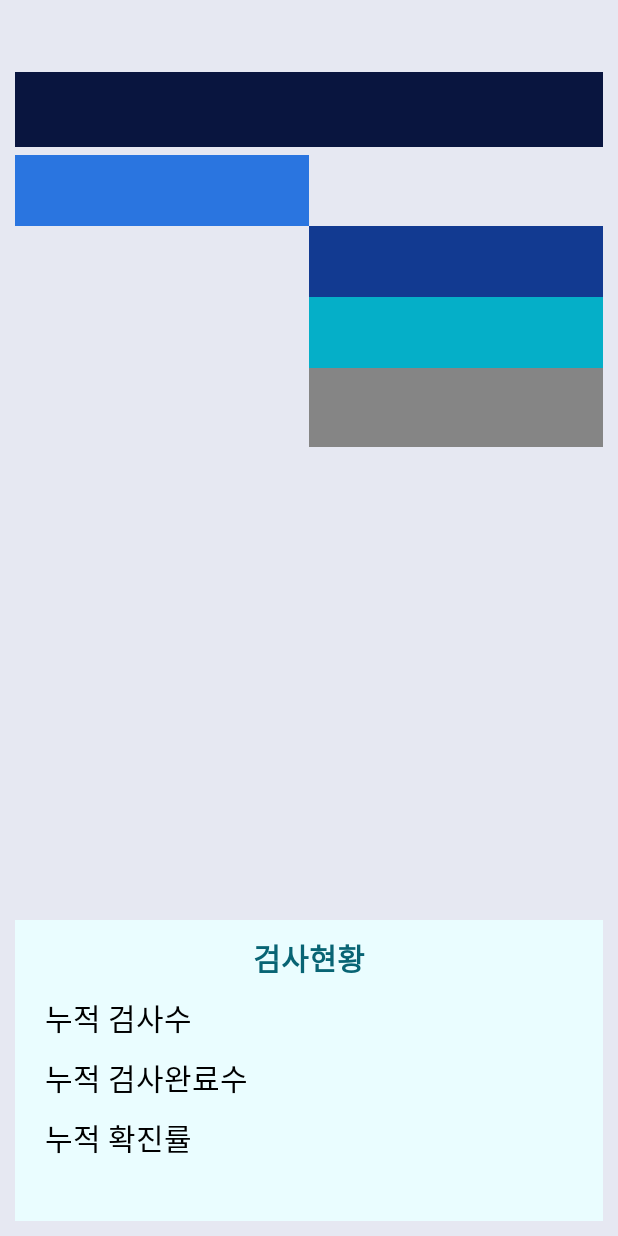
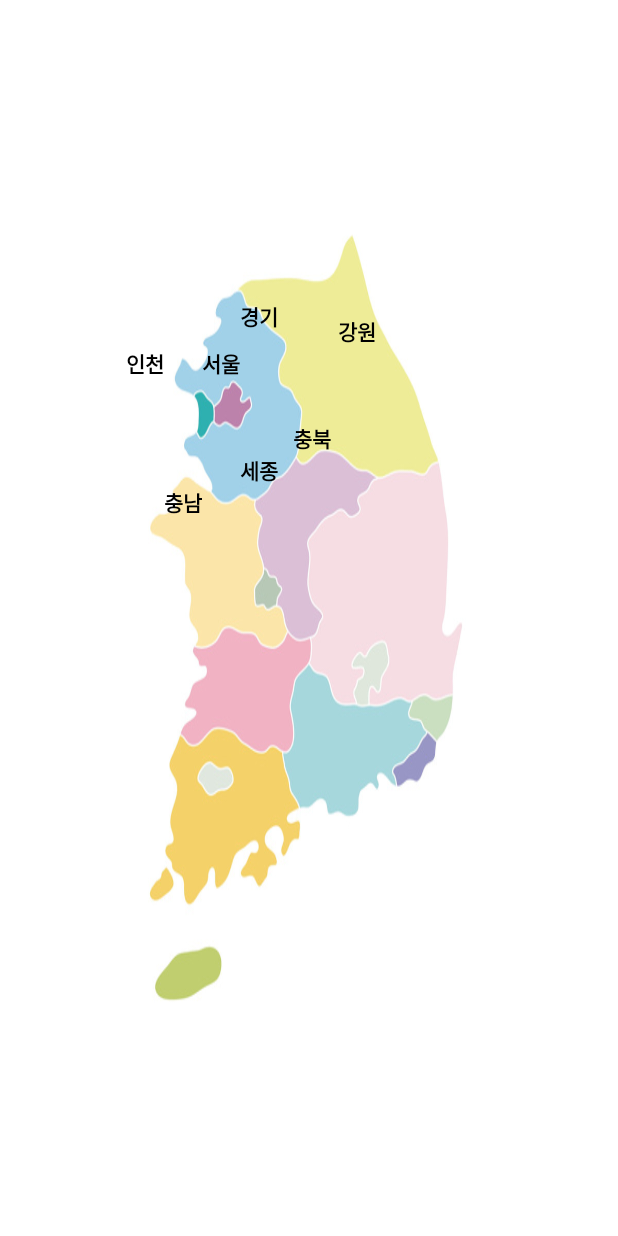
Before and after one commit to leeyunbo/Corona-Service-Mobile, an Android app: the screen it shows after launch (MainActivity before the commit, MapActivity after it), on a phone screen of 412 x 824 dp. Run offline under Robolectric (Android 15) with nearby library versions, the light colour scheme and no system bars; 2 statements that could not run were skipped.

Commit message:
지도 추가

```diff
--- a/app/build.gradle
+++ b/app/build.gradle
@@ -35,7 +35,7 @@ android {
 
 dependencies {
     implementation fileTree(dir: 'libs', include: ['*.jar'])
-    implementation"org.jetbrains.kotlin:kotlin-stdlib-jdk7:$kotlin_version"
+    implementation "org.jetbrains.kotlin:kotlin-stdlib-jdk7:$kotlin_version"
     implementation 'androidx.appcompat:appcompat:1.1.0'
     implementation 'androidx.core:core-ktx:1.2.0'
     implementation 'androidx.constraintlayout:constraintlayout:1.1.3'
--- a/app/src/main/AndroidManifest.xml
+++ b/app/src/main/AndroidManifest.xml
@@ -1,21 +1,23 @@
 <?xml version="1.0" encoding="utf-8"?>
 <manifest xmlns:android="http://schemas.android.com/apk/res/android"
-    package="com.leeyunbo.coronaboard" >
+          package="com.leeyunbo.coronaboard">
+
     <uses-permission android:name="android.permission.INTERNET"/>
 
     <application
-        android:allowBackup="true"
-        android:icon="@mipmap/ic_launcher"
-        android:label="@string/app_name"
-        android:roundIcon="@mipmap/ic_launcher_round"
-        android:supportsRtl="true"
-        android:theme="@style/AppTheme" >
-        <activity android:name=".view.MainActivity" >
+            android:allowBackup="true"
+            android:icon="@mipmap/ic_launcher"
+            android:label="@string/app_name"
+            android:roundIcon="@mipmap/ic_launcher_round"
+            android:supportsRtl="true"
+            android:theme="@style/AppTheme">
+        <activity android:name=".view.MapActivity">
+        </activity>
+        <activity android:name=".view.MainActivity">
             <intent-filter>
-                <action android:name="android.intent.action.MAIN" />
+                <action android:name="android.intent.action.MAIN"/>
 
-
-                <category android:name="android.intent.category.LAUNCHER" />
+                <category android:name="android.intent.category.LAUNCHER"/>
             </intent-filter>
         </activity>
     </application>
--- a/app/src/main/java/com/leeyunbo/coronaboard/view/MainActivity.kt
+++ b/app/src/main/java/com/leeyunbo/coronaboard/view/MainActivity.kt
@@ -1,5 +1,6 @@
 package com.leeyunbo.coronaboard.view
 
+import android.content.Intent
 import androidx.appcompat.app.AppCompatActivity
 import android.os.Bundle
 import androidx.databinding.DataBindingUtil
@@ -32,5 +33,9 @@ class MainActivity : AppCompatActivity() {
                 viewModel.doAction()
             }.await()
         }
+
+
+        val intent = Intent(this, MapActivity::class.java)
+        startActivity(intent)
     }
 }
--- /dev/null
+++ b/app/src/main/java/com/leeyunbo/coronaboard/view/MapActivity.kt
@@ -0,0 +1,12 @@
+package com.leeyunbo.coronaboard.view
+
+import androidx.appcompat.app.AppCompatActivity
+import android.os.Bundle
+import com.leeyunbo.coronaboard.R
+
+class MapActivity : AppCompatActivity() {
+    override fun onCreate(savedInstanceState: Bundle?) {
+        super.onCreate(savedInstanceState)
+        setContentView(R.layout.activity_map)
+    }
+}
--- /dev/null
+++ b/app/src/main/res/layout/activity_map.xml
@@ -0,0 +1,198 @@
+<?xml version="1.0" encoding="utf-8"?>
+<androidx.constraintlayout.widget.ConstraintLayout
+        xmlns:android="http://schemas.android.com/apk/res/android"
+        xmlns:tools="http://schemas.android.com/tools"
+        xmlns:app="http://schemas.android.com/apk/res-auto"
+        android:layout_width="match_parent"
+        android:layout_height="match_parent"
+        android:background="@drawable/colormap"
+        tools:context=".view.MapActivity">
+
+    <TextView
+            android:text="경기"
+            android:textColor="#000000"
+            android:textStyle="bold"
+            android:layout_width="wrap_content"
+            android:layout_height="wrap_content"
+            android:id="@+id/kyounggi_tv"
+            android:layout_marginStart="160dp"
+            android:layout_marginTop="200dp"
+            app:layout_constraintTop_toTopOf="parent"
+            app:layout_constraintStart_toStartOf="parent"/>
+
+    <TextView
+            android:text="서울"
+            android:textColor="#000000"
+            android:textStyle="bold"
+            android:layout_width="wrap_content"
+            android:layout_height="wrap_content"
+            android:layout_marginTop="10dp"
+            android:id="@+id/seoul_tv"
+            app:layout_constraintTop_toBottomOf="@id/kyounggi_tv"
+            app:layout_constraintEnd_toStartOf="@id/kyounggi_tv"/>
+
+    <TextView
+            android:text="강원"
+            android:textColor="#000000"
+            android:textStyle="bold"
+            android:layout_width="wrap_content"
+            android:layout_height="wrap_content"
+            android:layout_marginLeft="40dp"
+            android:id="@+id/kangwon_tv"
+            app:layout_constraintBottom_toTopOf="@id/seoul_tv"
+            app:layout_constraintStart_toEndOf="@id/kyounggi_tv"/>
+
+    <TextView
+            android:text="인천"
+            android:textColor="#000000"
+            android:textStyle="bold"
+            android:layout_width="wrap_content"
+            android:layout_height="wrap_content"
+            android:layout_marginEnd="25dp"
+            android:id="@+id/incheon_tv"
+            app:layout_constraintEnd_toStartOf="@id/seoul_tv"
+            app:layout_constraintTop_toTopOf="@id/seoul_tv"/>
+    <TextView
+            android:text="세종"
+            android:textColor="#000000"
+            android:textStyle="bold"
+            android:layout_width="wrap_content"
+            android:layout_height="wrap_content"
+            android:layout_marginTop="50dp"
+            android:id="@+id/sejong_tv"
+            app:layout_constraintStart_toEndOf="@id/seoul_tv"
+            app:layout_constraintTop_toBottomOf="@id/seoul_tv"/>
+    <TextView
+            android:text="충남"
+            android:textColor="#000000"
+            android:textStyle="bold"
+            android:layout_width="wrap_content"
+            android:layout_height="wrap_content"
+            android:id="@+id/chungnam_tv"
+            app:layout_constraintStart_toEndOf="@id/incheon_tv"
+            app:layout_constraintTop_toBottomOf="@id/sejong_tv"/>
+    <TextView
+            android:text="충북"
+            android:textColor="#000000"
+            android:textStyle="bold"
+            android:layout_width="wrap_content"
+            android:layout_height="wrap_content"
+            android:layout_marginStart="10dp"
+            android:id="@+id/chungbok_tv"
+            app:layout_constraintBottom_toTopOf="@id/sejong_tv"
+            app:layout_constraintStart_toEndOf="@id/sejong_tv"/>
+    <!--
+<TextView
+    android:text="경북"
+    android:textColor="#000000"
+    android:textStyle="bold"
+    android:layout_width="wrap_content"
+    android:layout_height="wrap_content"
+    android:id="@+id/kyoungbok_tv"
+    android:layout_marginEnd="96dp"
+    app:layout_constraintEnd_toEndOf="parent"
+    app:layout_constraintBottom_toTopOf="@+id/daejeon_tv"/>
+<TextView
+    android:text="대전"
+    android:textColor="#000000"
+    android:textStyle="bold"
+    android:layout_width="wrap_content"
+    android:layout_height="wrap_content"
+    android:id="@+id/daejeon_tv"
+    app:layout_constraintEnd_toStartOf="@+id/deagu_tv"
+    android:layout_marginEnd="13dp"
+    android:layout_marginBottom="16dp"
+    app:layout_constraintBottom_toTopOf="@+id/deagu_tv"/>
+<TextView
+    android:text="전북"
+    android:textColor="#000000"
+    android:textStyle="bold"
+    android:layout_width="wrap_content"
+    android:layout_height="wrap_content"
+    android:id="@+id/jeonbok_tv"
+    app:layout_constraintEnd_toStartOf="@+id/kyoungnam_tv"
+    android:layout_marginEnd="19dp"
+    android:layout_marginBottom="15dp"
+    app:layout_constraintBottom_toTopOf="@+id/kyoungnam_tv"/>
+<TextView
+    android:text="광주"
+    android:textColor="#000000"
+    android:textStyle="bold"
+    android:layout_width="wrap_content"
+    android:layout_height="wrap_content"
+    android:id="@+id/kwangju_tv"
+    android:layout_marginStart="8dp"
+    app:layout_constraintStart_toEndOf="@+id/jeonnam_tv"
+    android:layout_marginBottom="13dp"
+    app:layout_constraintBottom_toTopOf="@+id/jeonnam_tv"/>
+<TextView
+    android:text="전남"
+    android:textColor="#000000"
+    android:textStyle="bold"
+    android:layout_width="wrap_content"
+    android:layout_height="wrap_content"
+    android:id="@+id/jeonnam_tv"
+    app:layout_constraintStart_toStartOf="parent"
+    app:layout_constraintBottom_toBottomOf="parent"
+    android:layout_marginStart="77dp"
+    android:layout_marginBottom="216dp"/>
+<TextView
+    android:text="제주"
+    android:textColor="#000000"
+    android:textStyle="bold"
+    android:layout_width="wrap_content"
+    android:layout_height="wrap_content"
+    android:id="@+id/jeju_tv"
+    app:layout_constraintStart_toStartOf="@+id/jeonbok_tv"
+    android:layout_marginTop="59dp"
+    app:layout_constraintTop_toBottomOf="@+id/jeonnam_tv"
+    app:layout_constraintEnd_toEndOf="@+id/jeonbok_tv"/>
+<TextView
+    android:text="경남"
+    android:textColor="#000000"
+    android:textStyle="bold"
+    android:layout_width="wrap_content"
+    android:layout_height="wrap_content"
+    android:id="@+id/kyoungnam_tv"
+    app:layout_constraintStart_toEndOf="@+id/kwangju_tv"
+    android:layout_marginBottom="16dp"
+    app:layout_constraintBottom_toTopOf="@+id/busan_tv"/>
+<TextView
+    android:text="울산"
+    android:textColor="#000000"
+    android:textStyle="bold"
+    android:layout_width="wrap_content"
+    android:layout_height="wrap_content"
+    android:id="@+id/ulsan_tv"
+    app:layout_constraintStart_toEndOf="@+id/daejeon_tv"
+    android:layout_marginBottom="17dp"
+    app:layout_constraintEnd_toEndOf="parent"
+    app:layout_constraintBottom_toTopOf="@+id/kwangju_tv"
+    android:layout_marginStart="58dp"
+    android:layout_marginEnd="59dp"
+/>
+<TextView
+    android:text="부산"
+    android:textColor="#000000"
+    android:textStyle="bold"
+    android:layout_width="wrap_content"
+    android:layout_height="wrap_content"
+    android:id="@+id/busan_tv"
+    android:layout_marginTop="17dp"
+    app:layout_constraintTop_toBottomOf="@+id/ulsan_tv"
+    app:layout_constraintEnd_toEndOf="@+id/ulsan_tv"
+    app:layout_constraintStart_toStartOf="@+id/kyoungnam_tv"
+    android:layout_marginStart="45dp"
+    android:layout_marginEnd="45dp"/>
+<TextView
+    android:text="대구"
+    android:textColor="#000000"
+    android:textStyle="bold"
+    android:layout_width="wrap_content"
+    android:layout_height="wrap_content"
+    android:id="@+id/deagu_tv"
+    android:layout_marginEnd="14dp"
+    android:layout_marginBottom="34dp"
+    app:layout_constraintEnd_toEndOf="@+id/kyoungbok_tv"
+    app:layout_constraintBottom_toTopOf="@+id/ulsan_tv"/> -->
+</androidx.constraintlayout.widget.ConstraintLayout>
```
Also changed, not shown: app/src/main/res/drawable-v24/blackmap.jpg (added), app/src/main/res/drawable-v24/colormap.jpg (added).
